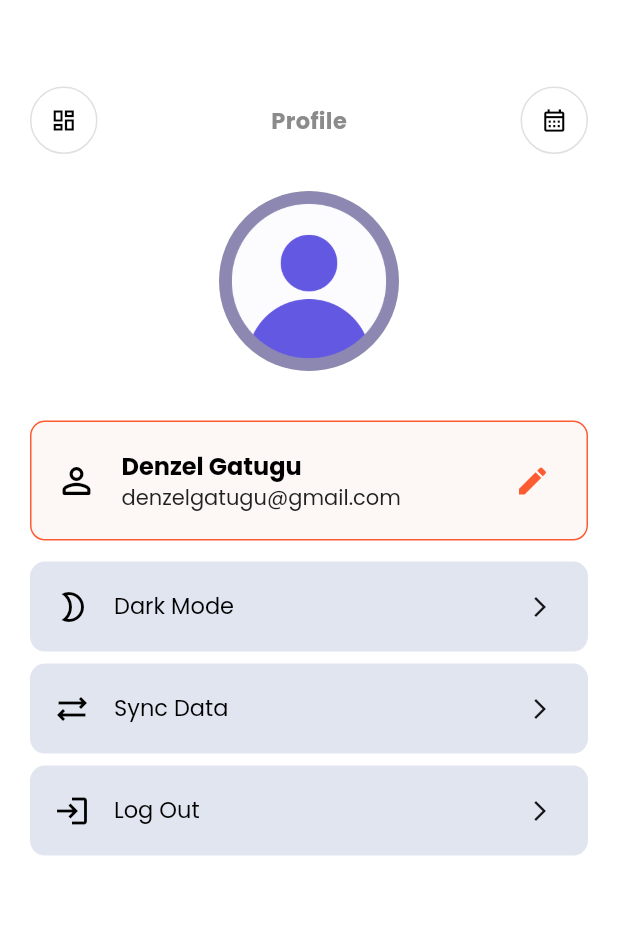
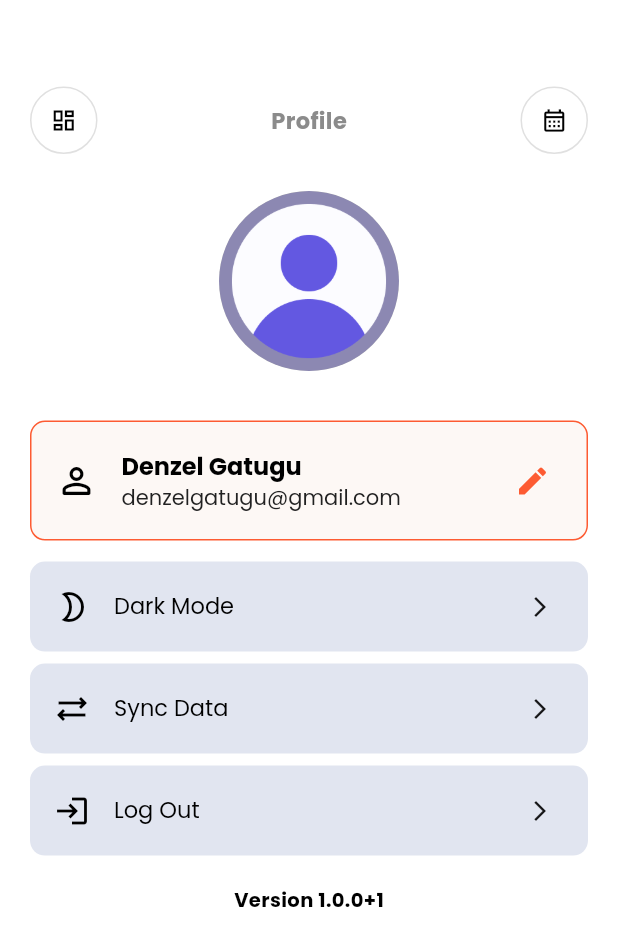
Before and after one commit to Denzel101/habit_tracker, a Flutter app: the ProfileScreen screen opened directly, on a phone screen of 412 x 824 dp. Shown: the top 946 px of the screen. Run offline on Flutter 3.47's test engine with Material 3 defaults, Android fonts, the phone set to English and light mode, and no system bars; our stand-ins replace bloc, firebase_core, fl_chart, flutter_animate, google_fonts; missing offline and left inert: mesh_gradient; accounts and stored records are empty; generated files the repository leaves out were written again.

Commit message:
Added versioning feature

```diff
--- a/lib/profile/view/screens/profile_screen.dart
+++ b/lib/profile/view/screens/profile_screen.dart
@@ -3,6 +3,7 @@ import 'package:flutter_animate/flutter_animate.dart';
 import 'package:habit_tracker/constants/constants.dart';
 import 'package:habit_tracker/home/home.dart';
 import 'package:habit_tracker/profile/profile.dart';
+import 'package:habit_tracker/versioning/build_version.dart';
 
 class ProfileScreen extends StatefulWidget {
   const ProfileScreen({super.key});
@@ -123,6 +124,15 @@ class _ProfileScreenState extends State<ProfileScreen> {
                 color: Colors.black.withValues(alpha: 0.9),
               ),
             ),
+            SizedBox(
+              height: size.height * 0.02,
+            ),
+            Text(
+              'Version $packageVersion',
+              style: AppStyles.kTextLabelStyle3.copyWith(
+                color: Colors.black,
+              ),
+            ),
           ].animate(
             interval: const Duration(milliseconds: 50),
             effects: [
--- /dev/null
+++ b/lib/versioning/build_version.dart
@@ -0,0 +1,2 @@
+// Generated code. Do not modify.
+const packageVersion = '1.0.0+1';
```
Also changed, not shown: build.yaml (added, +10 -0 lines).
